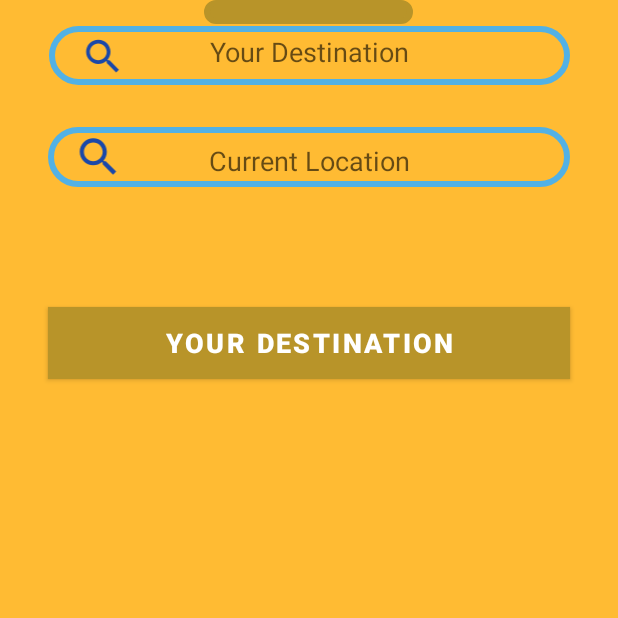
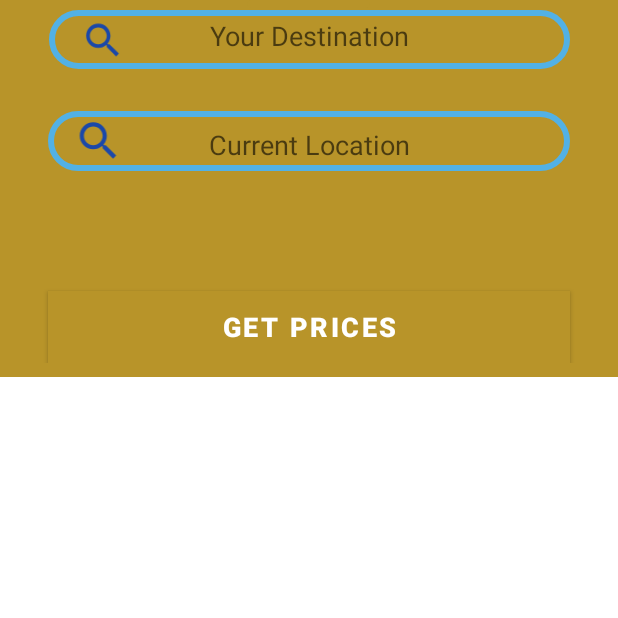
Before and after one commit to johnmakgakgadev/open-team6, an Android app: the PersistentBottomSheetActivity screen opened directly, with no data from a screen before it, on a phone screen of 412 x 824 dp, the top half of it. Run offline under Robolectric (Android 15) with nearby library versions, the phone set to English and light mode, and no system bars; 2 statements that could not run were skipped.

Commit message:
code base with map bottomsheet dialog and new colors

```diff
--- a/app/build.gradle
+++ b/app/build.gradle
@@ -37,7 +37,6 @@ android {
 }
 
 dependencies {
-
     implementation 'androidx.core:core-ktx:1.7.0'
     implementation 'androidx.appcompat:appcompat:1.5.1'
     implementation 'com.google.android.material:material:1.7.0'
--- a/app/src/main/java/com/example/locationhomepage/Login1.kt
+++ b/app/src/main/java/com/example/locationhomepage/Login1.kt
@@ -5,6 +5,7 @@ import android.content.Intent
 import androidx.appcompat.app.AppCompatActivity
 import android.os.Bundle
 import android.widget.Button
+import com.example.locationhomepage.Maps.MapsActivity
 
 class Login1 : AppCompatActivity() {
     @SuppressLint("MissingInflatedId")
@@ -15,7 +16,7 @@ class Login1 : AppCompatActivity() {
         val login_btn : Button = findViewById(R.id.loginbtn)
 
         login_btn.setOnClickListener {
-            val intent = Intent(applicationContext, MainActivity::class.java)
+            val intent = Intent(applicationContext, MapsActivity::class.java)
             startActivity(intent)
         }
     }
--- a/app/src/main/res/layout/activity_maps.xml
+++ b/app/src/main/res/layout/activity_maps.xml
@@ -13,6 +13,7 @@
         android:name="com.google.android.gms.maps.SupportMapFragment"
         android:layout_width="wrap_content"
         android:layout_height="wrap_content"
+        map:mapId="@string/map_id"
         tools:context=".Maps.MapsActivity" />
 
     <LinearLayout
--- a/app/src/main/res/layout/persistent_bottom_sheet.xml
+++ b/app/src/main/res/layout/persistent_bottom_sheet.xml
@@ -4,8 +4,8 @@
     xmlns:tools="http://schemas.android.com/tools"
     android:id="@+id/persistent_bottom_sheet"
     android:layout_width="match_parent"
-    android:layout_height="match_parent"
-    android:background="@android:color/holo_orange_light"
+    android:layout_height="wrap_content"
+    android:background="@color/yellow"
     android:orientation="vertical"
     android:paddingBottom="9dp"
     app:behavior_hideable="true"
@@ -21,10 +21,11 @@
         android:layout_marginTop="80dp"
         android:layout_marginEnd="32dp"
         android:background="#03A9F4"
-        android:text="Your destination"
+        android:text="GET PRICES"
         android:textColor="#FFFFFF"
         android:textSize="18sp"
         android:textStyle="bold"
+        app:layout_constraintCircleRadius="360dp"
         app:layout_constraintEnd_toEndOf="parent"
         app:layout_constraintHorizontal_bias="0.0"
         app:layout_constraintStart_toStartOf="parent"
@@ -88,8 +89,8 @@
 
     <Button
         android:id="@+id/button2"
-        android:layout_width="139dp"
-        android:layout_height="16dp"
+        android:layout_width="82dp"
+        android:layout_height="5dp"
         android:background="@drawable/roundedborder"
         android:text="Button"
         app:layout_constraintEnd_toEndOf="parent"
--- a/app/src/main/res/values/strings.xml
+++ b/app/src/main/res/values/strings.xml
@@ -4,4 +4,6 @@
     <string name="get_location">Get location</string>
     <string name="title_activity_maps">MapsActivity</string>
     <string name="your_destination">Your Destination</string>
+    <string name="map_id">192fd3274887097d</string>
+
 </resources>
```
Also changed, not shown: app/src/main/java/com/example/locationhomepage/Interface/SplashScreen.kt (+8 -2 lines), app/src/main/java/com/example/locationhomepage/Maps/MapsActivity.kt (+127 -15 lines).
